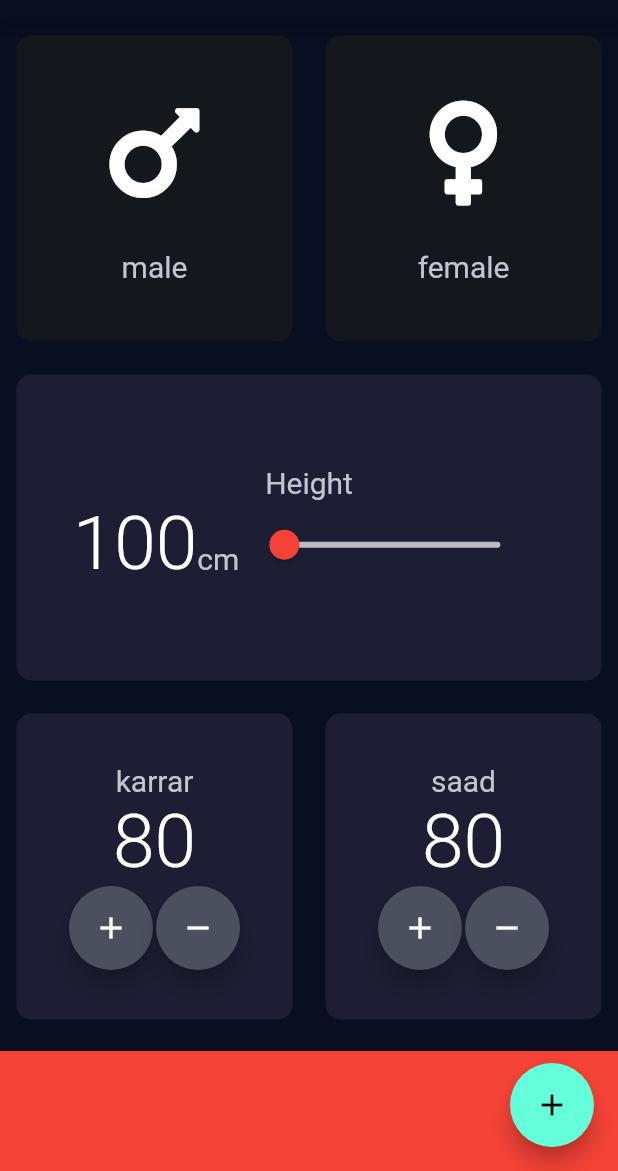
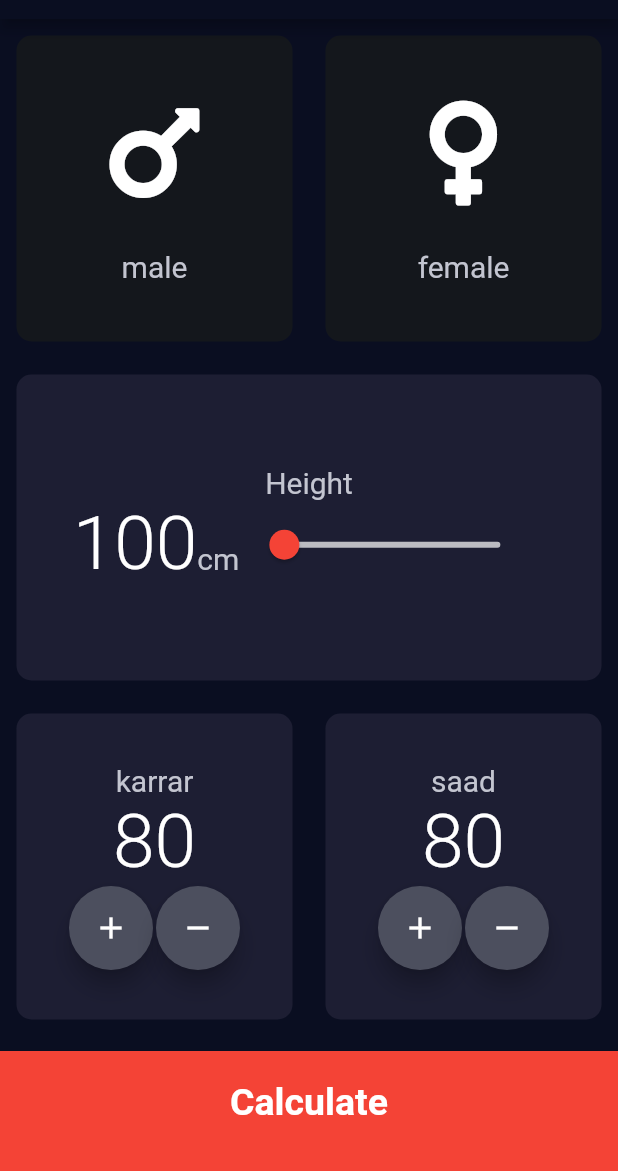
Before and after one commit to Ronex-sh/calculattor_bmi, a Flutter app: the screen it shows after launch, on a phone screen of 412 x 824 dp, the part 65-1236 px from its top. Run offline on Flutter 3.47's test engine with Material 2 defaults, Android fonts, the phone set to English and light mode, and no system bars; our stand-ins replace font_awesome_flutter.

Commit message:
first commit

```diff
--- a/lib/Reusabale_Card.dart
+++ b/lib/Reusabale_Card.dart
@@ -14,7 +14,7 @@ class ReusabaleCard extends StatelessWidget {
     return GestureDetector(
       onTap: ontapes,
       child: Container(
-        width: 150,
+        width: double.infinity,
         child: cardChild,
         decoration: BoxDecoration(
           borderRadius: BorderRadius.circular(10),
--- /dev/null
+++ b/lib/RoundIconButton.dart
@@ -0,0 +1,20 @@
+import 'package:flutter/material.dart';
+
+class RoundIconButton extends StatelessWidget {
+  RoundIconButton({this.icon, this.onpressed});
+  final IconData icon;
+  final Function onpressed;
+  @override
+  Widget build(BuildContext context) {
+    return FloatingActionButton(
+      heroTag: null,
+      onPressed: onpressed,
+      shape: CircleBorder(),
+      backgroundColor: Color(0xff4c4f5e),
+      child: Icon(
+        icon,
+        color: Colors.white,
+      ),
+    );
+  }
+}
--- /dev/null
+++ b/lib/buttom.dart
@@ -0,0 +1,29 @@
+import 'package:flutter/material.dart';
+
+import 'constent.dart';
+
+class ButtomEne extends StatelessWidget {
+  final Function onTap;
+  final String buttomTitle;
+  ButtomEne({this.onTap, this.buttomTitle});
+
+  @override
+  Widget build(BuildContext context) {
+    return GestureDetector(
+      onTap: onTap,
+      child: Container(
+        child: Center(
+          child: Text(
+            buttomTitle,
+            style: TextStyle(fontSize: 25, fontWeight: FontWeight.bold),
+          ),
+        ),
+        color: Colors.red,
+        margin: EdgeInsets.only(top: 10),
+        width: double.infinity,
+        height: KbouttmCountenerHight,
+        padding: EdgeInsets.only(bottom: 12),
+      ),
+    );
+  }
+}
--- a/lib/screenOne.dart
+++ b/lib/screenOne.dart
@@ -1,8 +1,12 @@
+import 'package:bmi_calculator/calculator_brain.dart';
+import 'package:bmi_calculator/results_page.dart';
 import 'package:flutter/material.dart';
 import 'package:font_awesome_flutter/font_awesome_flutter.dart';
 
 import 'Icon_content.dart';
 import 'Reusabale_Card.dart';
+import 'RoundIconButton.dart';
+import 'buttom.dart';
 import 'constent.dart';
 
 enum TypeGender { male, female }
@@ -255,36 +259,22 @@ class _InputPageState extends State<InputPage> {
               ],
             ),
           ),
-          Container(
-            color: Colors.red,
-            margin: EdgeInsets.only(top: 10),
-            width: double.infinity,
-            height: KbouttmCountenerHight,
+          ButtomEne(
+            onTap: () {
+              CalculatorBrain cale =
+                  CalculatorBrain(height: height, weight: weight);
+              Navigator.push(context, MaterialPageRoute(builder: (context) {
+                return ResultsPage(
+                  bmiResult: cale.CalculateBMI(),
+                  resultText: cale.getResult(),
+                  interpretation: cale.interpretation(),
+                );
+              }));
+            },
+            buttomTitle: 'Calculate',
           ),
         ],
-      ),
-      floatingActionButton: FloatingActionButton(
-        onPressed: () {},
-        child: Icon(Icons.add),
       ),
     );
   }
 }
-
-class RoundIconButton extends StatelessWidget {
-  RoundIconButton({this.icon, this.onpressed});
-  final IconData icon;
-  final Function onpressed;
-  @override
-  Widget build(BuildContext context) {
-    return FloatingActionButton(
-      onPressed: onpressed,
-      shape: CircleBorder(),
-      backgroundColor: Color(0xff4c4f5e),
-      child: Icon(
-        icon,
-        color: Colors.white,
-      ),
-    );
-  }
-}
```
Also changed, not shown: lib/calculator_brain.dart (added, +33 -0 lines), lib/constent.dart (+11 -0 lines), lib/results_page.dart (added, +71 -0 lines).
